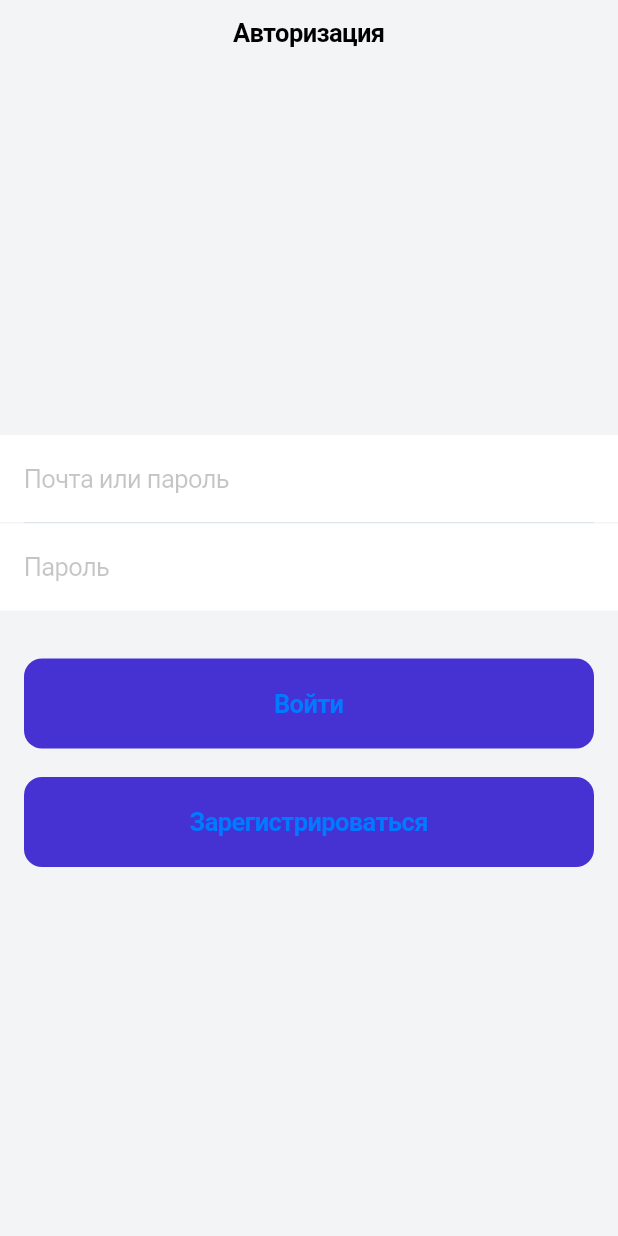
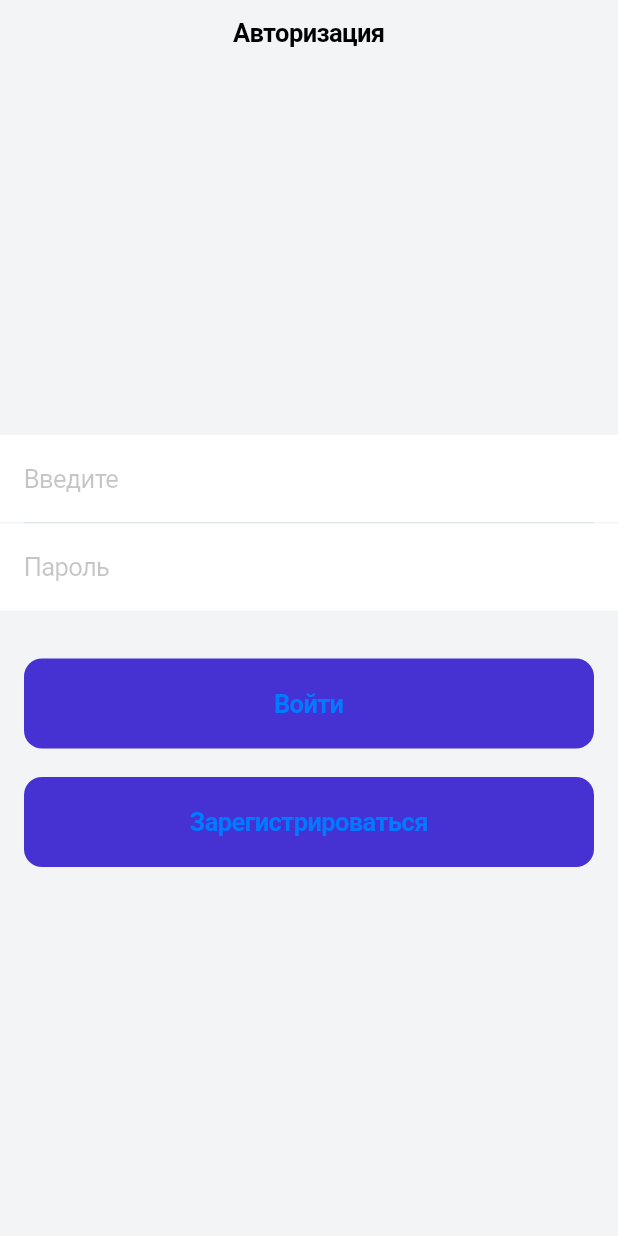
Before and after one commit to gaukhar1987/first_project, a Flutter app: the screen it shows after launch, on a phone screen of 412 x 824 dp. Run offline on Flutter 3.47's test engine with Material 2 defaults, Android fonts, the phone set to English and light mode, and no system bars.

```diff
--- a/lib/main.dart
+++ b/lib/main.dart
@@ -1,5 +1,6 @@
 import 'package:flutter/cupertino.dart';
 import 'package:flutter/material.dart';
+import 'package:flutter_application_1/scr/common/constants/color_constants.dart';
 import 'package:flutter_application_1/scr/router/router.dart';
 import 'package:flutter_application_1/scr/screens/auth/auth_screen.dart';
 /*import 'package:flutter_application_1/scr/screens/register/register_screen.dart';*/
@@ -16,6 +17,7 @@ class MyApp extends StatelessWidget {
       debugShowCheckedModeBanner: false,
       onGenerateRoute: AppRouter.generateRoute,
       home: AuthScreen (),
+      theme: CupertinoThemeData(scaffoldBackgroundColor: AppColors.scaffoldBackground),
     );
   }
 }
--- /dev/null
+++ b/lib/scr/common/constants/color_constants.dart
@@ -0,0 +1,7 @@
+import 'package:flutter/painting.dart';
+
+class AppColors {
+  static const Color scaffoldBackground = Color(0xFFF3F4F6);
+  static const Color white = Color (0xFFFFFFFF);
+  static const Color main = Color(0xFF4631D2);
+}
--- /dev/null
+++ b/lib/scr/common/constants/padding_constants.dart
@@ -0,0 +1,6 @@
+import 'package:flutter/painting.dart';
+
+class AppPadding {
+  static const EdgeInsets horizontal = EdgeInsets.symmetric(horizontal: 16);
+
+}
--- a/lib/scr/screens/auth/auth_screen.dart
+++ b/lib/scr/screens/auth/auth_screen.dart
@@ -1,6 +1,7 @@
 import 'package:flutter/cupertino.dart';
+import 'package:flutter_application_1/scr/common/constants/color_constants.dart';
+import 'package:flutter_application_1/scr/common/constants/padding_constants.dart';
 import 'package:flutter_application_1/scr/router/routing_const.dart';
-import 'package:flutter_application_1/scr/screens/register/register_screen.dart';
 
 class AuthScreen extends StatelessWidget {
   const AuthScreen({Key? key}) : super(key: key);
@@ -8,7 +9,7 @@ class AuthScreen extends StatelessWidget {
   @override
   Widget build(BuildContext context) {
     return CupertinoPageScaffold(
-      backgroundColor: Color(0xFFF3F4F6),
+      /*backgroundColor: Color(0xFFF3F4F6),*/
       navigationBar: CupertinoNavigationBar(
         backgroundColor: CupertinoColors.white,
         border: Border(),
@@ -19,18 +20,12 @@ class AuthScreen extends StatelessWidget {
           mainAxisAlignment: MainAxisAlignment.center,
           crossAxisAlignment: CrossAxisAlignment.stretch,
           children: [
-            CupertinoTextField(
-              placeholder: 'Почта или пароль',
-              decoration: BoxDecoration (
-                color: CupertinoColors.white,
-              ),
-              padding: const EdgeInsets.symmetric(vertical: 19, horizontal: 16),
-            ),
+            CustomTextField(),
 
             Container (
               height: 1,
               color: Color(0xFFE0E6ED),
-              margin: const EdgeInsets.symmetric(horizontal: 16),
+              margin: AppPadding.horizontal,
             ),
 
             CupertinoTextField(
@@ -43,10 +38,10 @@ class AuthScreen extends StatelessWidget {
             SizedBox(height: 32),
 
             Padding(
-              padding: const EdgeInsets.symmetric(horizontal: 16),
+              padding: AppPadding.horizontal,
               child: CupertinoButton(
                 padding: const EdgeInsets.symmetric(vertical: 20),
-                color: Color(0xFF4631D2),
+                color: AppColors.main,
                 child: Text('Войти',
                         style: TextStyle(
                           fontWeight: FontWeight.bold
@@ -59,10 +54,10 @@ class AuthScreen extends StatelessWidget {
             SizedBox(height: 19),
 
             Padding (
-              padding: const EdgeInsets.symmetric(horizontal: 16),
+              padding: AppPadding.horizontal,
               child: CupertinoButton(
                 padding: const EdgeInsets.symmetric(vertical: 20),
-                color: Color(0xFF4631D2),
+                color: AppColors.main,
                 child: Text('Зарегистрироваться',
                         style: TextStyle(
                           fontWeight: FontWeight.bold
@@ -81,3 +76,23 @@ class AuthScreen extends StatelessWidget {
     );
   }
 }
+
+class CustomTextField extends StatelessWidget {
+  const CustomTextField({
+    Key? key,
+    this.placholder = 'Введите',
+  }) : super(key: key);
+
+  final String placholder;
+
+  @override
+  Widget build(BuildContext context) {
+    return CupertinoTextField(
+      placeholder: placholder,
+      decoration: BoxDecoration (
+        color: CupertinoColors.white,
+      ),
+      padding: const EdgeInsets.symmetric(vertical: 19, horizontal: 16),
+    );
+  }
+}
--- a/lib/scr/screens/register/register_screen.dart
+++ b/lib/scr/screens/register/register_screen.dart
@@ -1,4 +1,6 @@
 import 'package:flutter/cupertino.dart';
+import 'package:flutter_application_1/scr/common/constants/color_constants.dart';
+import 'package:flutter_application_1/scr/common/constants/padding_constants.dart';
 
 class RegisterSreen extends StatelessWidget {
   const RegisterSreen({Key? key}) : super(key: key);
@@ -6,7 +8,7 @@ class RegisterSreen extends StatelessWidget {
   @override
   Widget build(BuildContext context) {
     return CupertinoPageScaffold(
-      backgroundColor: Color(0xFFE5E5E5),
+      /*backgroundColor: Color(0xFFE5E5E5),*/
       navigationBar: CupertinoNavigationBar(
         backgroundColor: CupertinoColors.white,
         border: Border(),
@@ -28,7 +30,7 @@ class RegisterSreen extends StatelessWidget {
             Container(
               height: 1,
               color: Color(0xFFE0E6ED),
-              margin: const EdgeInsets.symmetric(horizontal: 16),
+              margin: AppPadding.horizontal,
             ),
             CupertinoTextField(
               placeholder: 'Телефон',
@@ -40,7 +42,7 @@ class RegisterSreen extends StatelessWidget {
             Container(
               height: 1,
               color: Color(0xFFE0E6ED),
-              margin: const EdgeInsets.symmetric(horizontal: 16),
+              margin: AppPadding.horizontal,
             ),
             CupertinoTextField(
               placeholder: 'Почта',
@@ -52,7 +54,7 @@ class RegisterSreen extends StatelessWidget {
             Container(
               height: 1,
               color: Color(0xFFE0E6ED),
-              margin: const EdgeInsets.symmetric(horizontal: 16),
+              margin: AppPadding.horizontal,
             ),
             CupertinoTextField(
               placeholder: 'Пароль',
@@ -63,9 +65,9 @@ class RegisterSreen extends StatelessWidget {
             ),
             Container(height: 220,),
             Padding(
-              padding: const EdgeInsets.symmetric(horizontal:16),
+              padding: AppPadding.horizontal,
               child: CupertinoButton(
-              color: Color(0xFF4631D2),
+              color: AppColors.main,
               child: Text('Создать аккаунт',
                     style: TextStyle(fontWeight: FontWeight.normal),
                     ),
```
